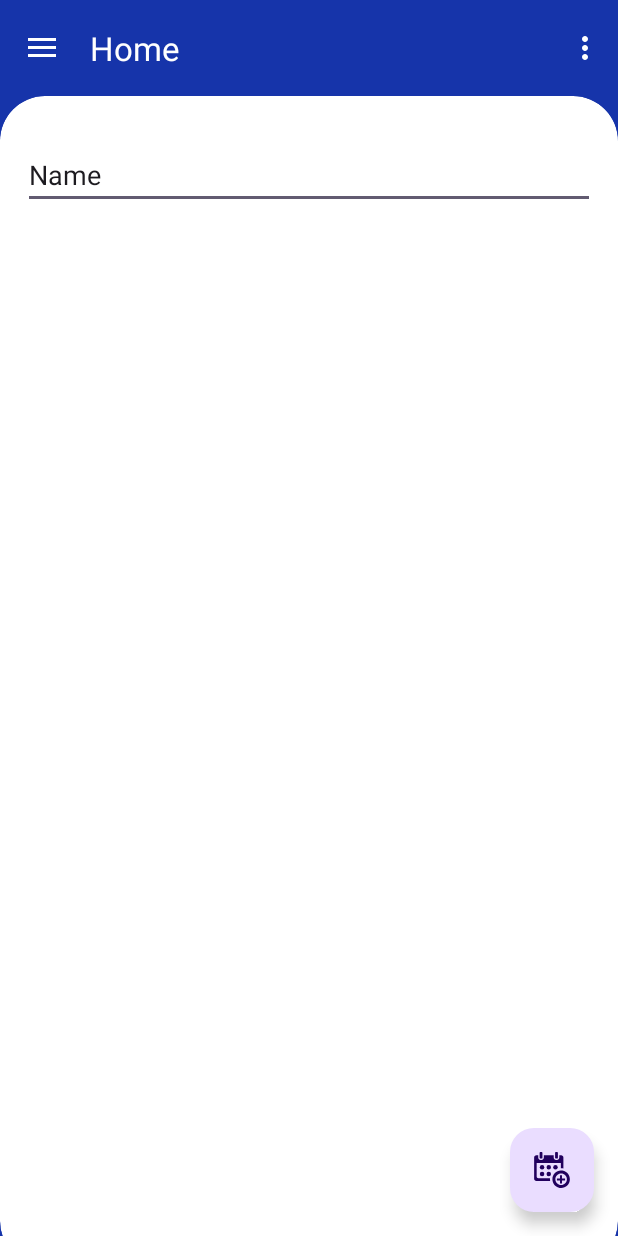
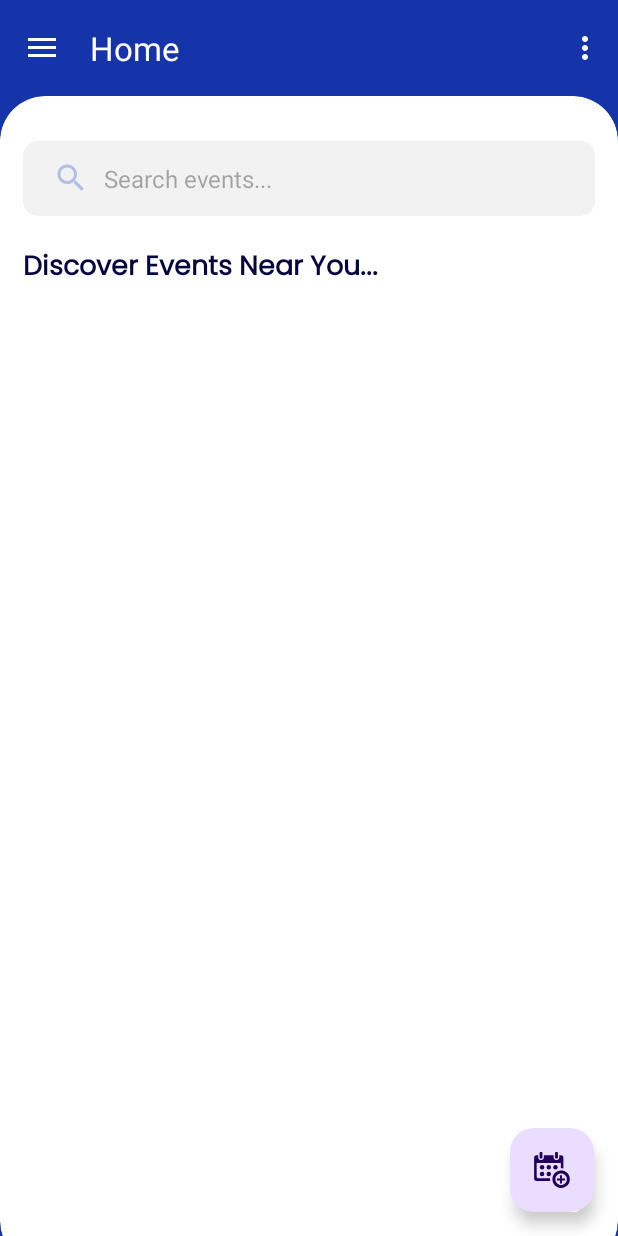
Before and after one commit to AmeyaBadge/Eventastic, an Android app: the screen it shows after launch once a user with an empty profile is signed in (HomeActivity), on a phone screen of 412 x 824 dp. Run offline under Robolectric (Android 15) with nearby library versions, the phone set to English and light mode, and no system bars; our stand-ins replace Firebase (no records; nobody signed in at launch, a user with empty details on screens opened directly), navigation-ui.

Commit message:
Created Custom Card View for events

```diff
--- a/app/src/main/java/com/amykoder/eventastic/SignUpActivity.java
+++ b/app/src/main/java/com/amykoder/eventastic/SignUpActivity.java
@@ -129,7 +129,7 @@ public class SignUpActivity extends AppCompatActivity {
                                         FirebaseUser user = mAuth.getCurrentUser();
                                         String uid = user.getUid();
                                         checkSignUpDataInserted = true;
-                                        userDatabase.child(uid).setValue(new UserClass(email,password));
+                                        userDatabase.child(uid).setValue(new UserModel(email,password));
                                         customProgressDialog.dismiss();
                                         Toast.makeText(SignUpActivity.this, "Registration Successfull !", Toast.LENGTH_SHORT).show();
                                         startActivity(new Intent(getApplicationContext(), HomeActivity.class));
--- a/app/src/main/java/com/amykoder/eventastic/UserClass.java
+++ b/app/src/main/java/com/amykoder/eventastic/UserModel.java
@@ -1,12 +1,12 @@
 package com.amykoder.eventastic;
 
-public class UserClass {
+public class UserModel {
     public String email;
     public String password;
-    public UserClass(){
+    public UserModel(){
         //Default Constructor
     }
-    public UserClass(String email, String password ){
+    public UserModel(String email, String password ){
         this.email = email.trim();
         this.password = password.trim();
     }
--- a/app/src/main/java/com/amykoder/eventastic/ui/home/HomeFragment.java
+++ b/app/src/main/java/com/amykoder/eventastic/ui/home/HomeFragment.java
@@ -4,7 +4,9 @@ import android.os.Bundle;
 import android.view.LayoutInflater;
 import android.view.View;
 import android.view.ViewGroup;
+import android.widget.EditText;
 import android.widget.TextView;
+import android.widget.Toast;
 
 import androidx.annotation.NonNull;
 import androidx.fragment.app.Fragment;
@@ -26,6 +28,8 @@ public class HomeFragment extends Fragment {
 
 //        final TextView textView = binding.textHome;
 //        homeViewModel.getText().observe(getViewLifecycleOwner(), textView::setText);
+        EditText just = (EditText) binding.edtSearchHome;
+        Toast.makeText(getContext(), just.getText().toString(), Toast.LENGTH_SHORT).show();
         return root;
     }
 
--- /dev/null
+++ b/app/src/main/res/drawable/custom_edt_light_white.xml
@@ -0,0 +1,7 @@
+<?xml version="1.0" encoding="utf-8"?>
+<shape android:shape="rectangle" xmlns:android="http://schemas.android.com/apk/res/android">
+    <solid android:color="@color/appLightGreyishWhite"/>
+    <corners android:radius="10dp"/>
+    <size android:height="30dp"/>
+    <padding android:left="20dp" android:right="20dp" android:top="10dp" android:bottom="10dp"/>
+</shape>
--- /dev/null
+++ b/app/src/main/res/drawable/search_icon.xml
@@ -0,0 +1,5 @@
+<vector android:height="24dp" android:tint="#000000"
+    android:viewportHeight="24" android:viewportWidth="24"
+    android:width="24dp" xmlns:android="http://schemas.android.com/apk/res/android">
+    <path android:fillColor="@android:color/white" android:pathData="M15.5,14h-0.79l-0.28,-0.27C15.41,12.59 16,11.11 16,9.5 16,5.91 13.09,3 9.5,3S3,5.91 3,9.5 5.91,16 9.5,16c1.61,0 3.09,-0.59 4.23,-1.57l0.27,0.28v0.79l5,4.99L20.49,19l-4.99,-5zM9.5,14C7.01,14 5,11.99 5,9.5S7.01,5 9.5,5 14,7.01 14,9.5 11.99,14 9.5,14z"/>
+</vector>
--- a/app/src/main/res/layout/activity_login.xml
+++ b/app/src/main/res/layout/activity_login.xml
@@ -146,7 +146,7 @@
             android:id="@+id/btnLoginWithGoogle"
             android:layout_width="match_parent"
             android:layout_height="65dp"
-            android:backgroundTint="#F2F2F2"
+            android:backgroundTint="@color/appLightGreyishWhite"
             android:drawableLeft="@drawable/google_logo_icon_resized"
             android:fontFamily="@font/poppins"
             android:text="Log in with Google"
--- a/app/src/main/res/layout/fragment_home.xml
+++ b/app/src/main/res/layout/fragment_home.xml
@@ -17,7 +17,6 @@
         app:layout_constraintTop_toTopOf="parent"
         app:cardCornerRadius="30dp"
         android:layout_marginBottom="-20dp"
-        android:paddingBottom="20dp"
         app:layout_constraintVertical_bias="0.5" >
 
         <LinearLayout
@@ -25,16 +24,37 @@
             android:layout_height="match_parent"
             android:orientation="vertical"
             android:paddingStart="15dp"
+            android:gravity="center_horizontal"
             android:paddingTop="30dp"
+            android:paddingBottom="20dp"
             android:paddingEnd="15dp">
 
             <EditText
                 android:id="@+id/edtSearchHome"
                 android:layout_width="match_parent"
+                android:layout_height="50dp"
+                android:background="@drawable/custom_edt_light_white"
+                android:drawableLeft="@drawable/search_icon"
+                android:drawablePadding="10dp"
+                android:drawableTint="@color/appBlueLightBorder"
+                android:ems="10"
+                android:hint="Search events..."
+                android:inputType="textFilter"
+                android:textSize="16sp" />
+
+            <TextView
+                android:id="@+id/textView5"
+                android:layout_width="match_parent"
                 android:layout_height="wrap_content"
-                android:ems="10"
-                android:inputType="text"
-                android:text="Name" />
+                android:layout_marginTop="20dp"
+                android:layout_marginBottom="20dp"
+                android:text="Discover Events Near You..."
+                style="@style/AppHeadingText" />
+
+            <androidx.recyclerview.widget.RecyclerView
+                android:id="@+id/recyEventsHome"
+                android:layout_width="match_parent"
+                android:layout_height="match_parent" />
         </LinearLayout>
     </androidx.cardview.widget.CardView>
 </androidx.constraintlayout.widget.ConstraintLayout>
--- a/app/src/main/res/values/colors.xml
+++ b/app/src/main/res/values/colors.xml
@@ -13,5 +13,5 @@
     <color name="appWhiteLightTint">#F5EEF3</color>
     <color name="appBlueLightBorder">#B2BEE6</color>
     <color name="appCyan">#89E0F5</color>
-
+    <color name="appLightGreyishWhite">#F2F2F2</color>
 </resources>
--- a/app/src/main/res/values/themes.xml
+++ b/app/src/main/res/values/themes.xml
@@ -15,4 +15,16 @@
     <style name="Theme.Eventastic.AppBarOverlay" parent="ThemeOverlay.AppCompat.Dark.ActionBar" />
 
     <style name="Theme.Eventastic.PopupOverlay" parent="ThemeOverlay.AppCompat.Light" />
+    <style name="AppHeadingText">
+        <item name="android:fontFamily">@font/poppins</item>
+        <item name="android:textColor">@color/appPurpleDark</item>
+        <item name="android:textSize">18sp</item>
+        <item name="android:textStyle">bold</item>
+    </style>
+    <style name="AppEventCardHeadingText">
+        <item name="android:fontFamily">@font/poppins</item>
+        <item name="android:textColor">@color/appPurpleLight</item>
+        <item name="android:textSize">18sp</item>
+        <item name="android:textStyle">bold</item>
+    </style>
 </resources>
```
Also changed, not shown: app/src/main/res/layout/custom_event_cardview.xml (added, +108 -0 lines), app/src/main/res/drawable/no_thumbnail.png (added).
